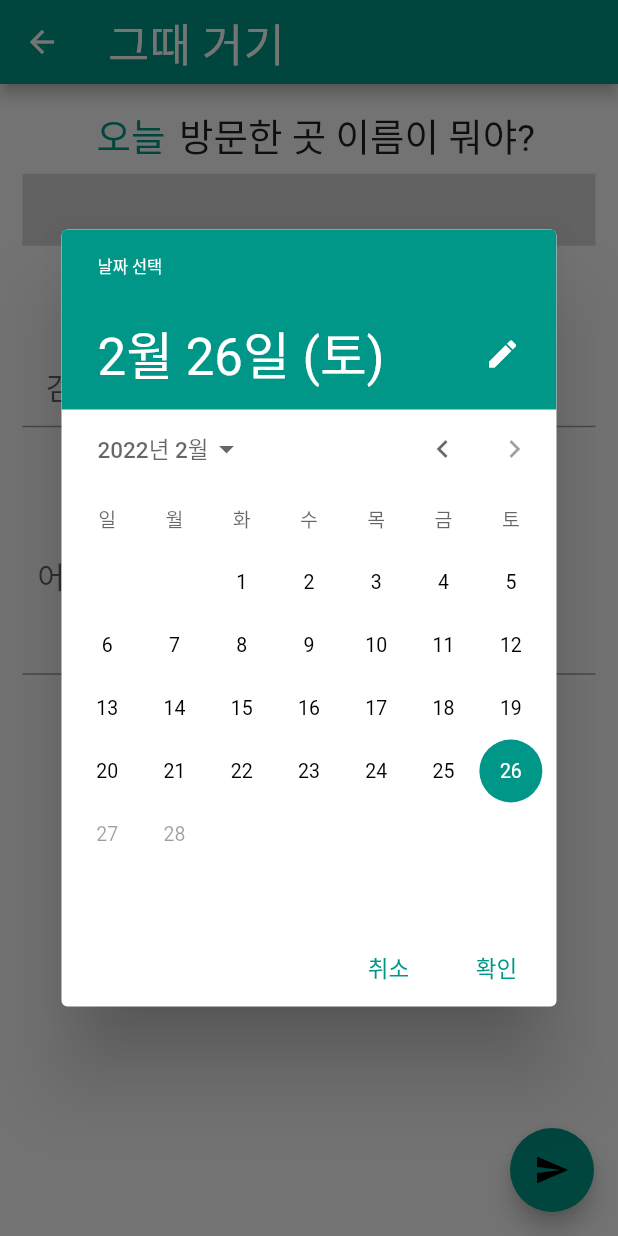
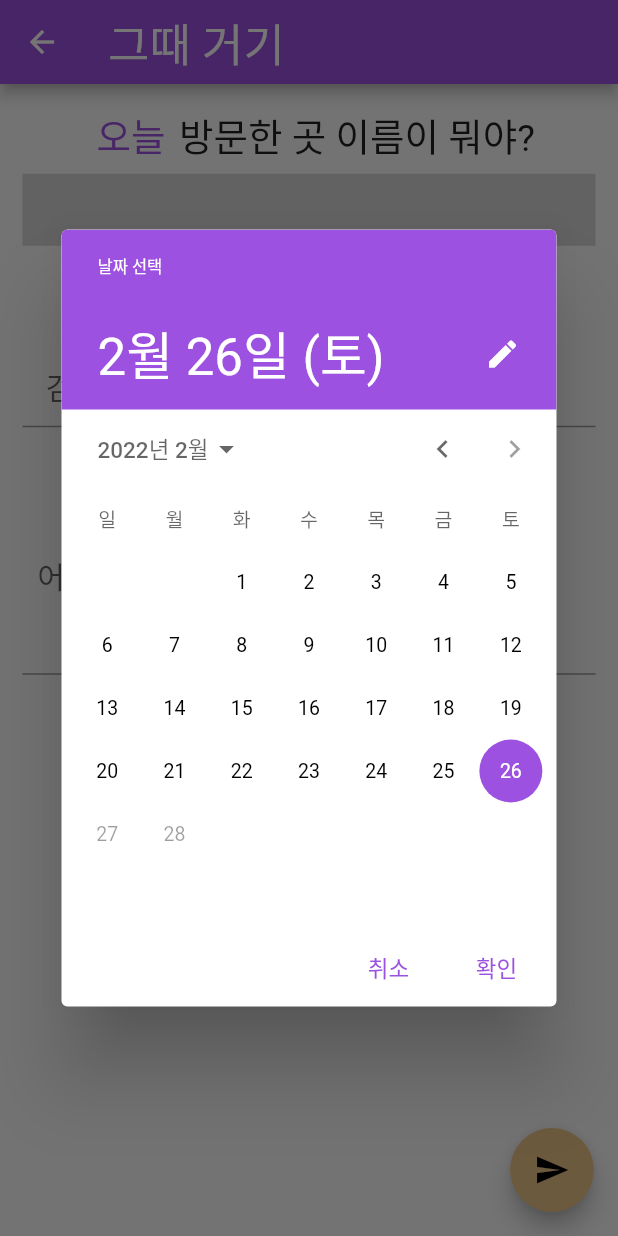
Before and after one commit to hi-jin/where_was_it_flutter, a Flutter app: the CreatePlaceScreen screen opened directly, after a tap on "오늘", on a phone screen of 412 x 824 dp. Run offline on Flutter 3.47's test engine with Material 2 defaults, Android fonts, the phone set to English and light mode, and no system bars; drawn by our look-alikes of showcaseview; missing offline and left inert: easy_autocomplete, word_break_text; Roboto replaces fonts that are missing (GamjaFlower-Regular).

Commit message:
class ColorStyle CREATED

```diff
--- a/lib/classes/user.dart
+++ b/lib/classes/user.dart
@@ -1,14 +1,18 @@
 import 'dart:convert';
 import 'dart:io';
 
+import 'package:flutter/material.dart';
 import 'package:path_provider/path_provider.dart';
 import 'package:where_was_it_flutter/classes/place.dart';
+import 'package:where_was_it_flutter/data/color_styles.dart';
 
 class User {
   // 지금까지 방문했던 장소 리스트
   static List<Place> visitedPlaceList = <Place>[];
 
   static bool needHelp = false;
+
+  static ColorStyle selectedColorTheme = ColorStyle.purple;
 
   static void initUser() async {
     visitedPlaceList = await _getPlaceListFromFile();
--- a/lib/components/place_card.dart
+++ b/lib/components/place_card.dart
@@ -1,6 +1,7 @@
 import 'package:flutter/material.dart';
 import 'package:showcaseview/showcaseview.dart';
 import 'package:where_was_it_flutter/classes/place.dart';
+import 'package:where_was_it_flutter/classes/user.dart';
 import 'package:where_was_it_flutter/data/constants.dart';
 import 'package:where_was_it_flutter/screens/create_place_screen.dart';
 import 'package:word_break_text/word_break_text.dart';
@@ -39,6 +40,7 @@ class _PlaceCardState extends State<PlaceCard> {
     String desc = widget.place.desc;
 
     return Card(
+      color: User.selectedColorTheme.lightPrimary,
       child: GestureDetector(
         onTap: () {
           if (desc == "") desc = " ";
--- /dev/null
+++ b/lib/data/color_styles.dart
@@ -0,0 +1,29 @@
+import 'package:flutter/material.dart';
+
+class ColorStyle {
+  Color darkPrimary;
+  Color primary;
+  Color lightPrimary;
+  Color accent;
+
+  ColorStyle({
+    required this.darkPrimary,
+    required this.primary,
+    required this.lightPrimary,
+    required this.accent,
+  });
+
+  static get teal => ColorStyle(
+    darkPrimary: Colors.teal.shade700,
+    primary: Colors.teal,
+    lightPrimary: Colors.teal.shade50,
+    accent: Colors.teal.shade700,
+  );
+
+  static get purple => ColorStyle(
+    darkPrimary: const Color(0xff8a39e1),
+    primary: const Color(0xff9c51e0),
+    lightPrimary: const Color(0xffe1bee7),
+    accent: const Color(0xffecc488),
+  );
+}
```
Also changed, not shown: lib/main.dart (+6 -4 lines), lib/screens/main_screen.dart (+5 -4 lines).
